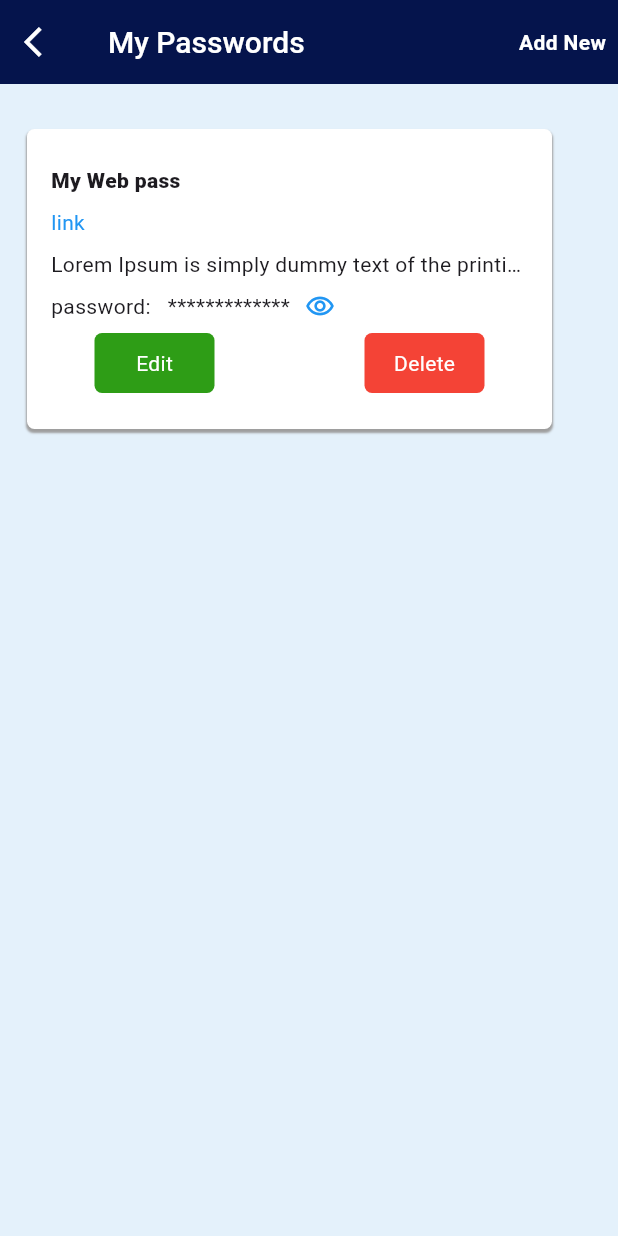
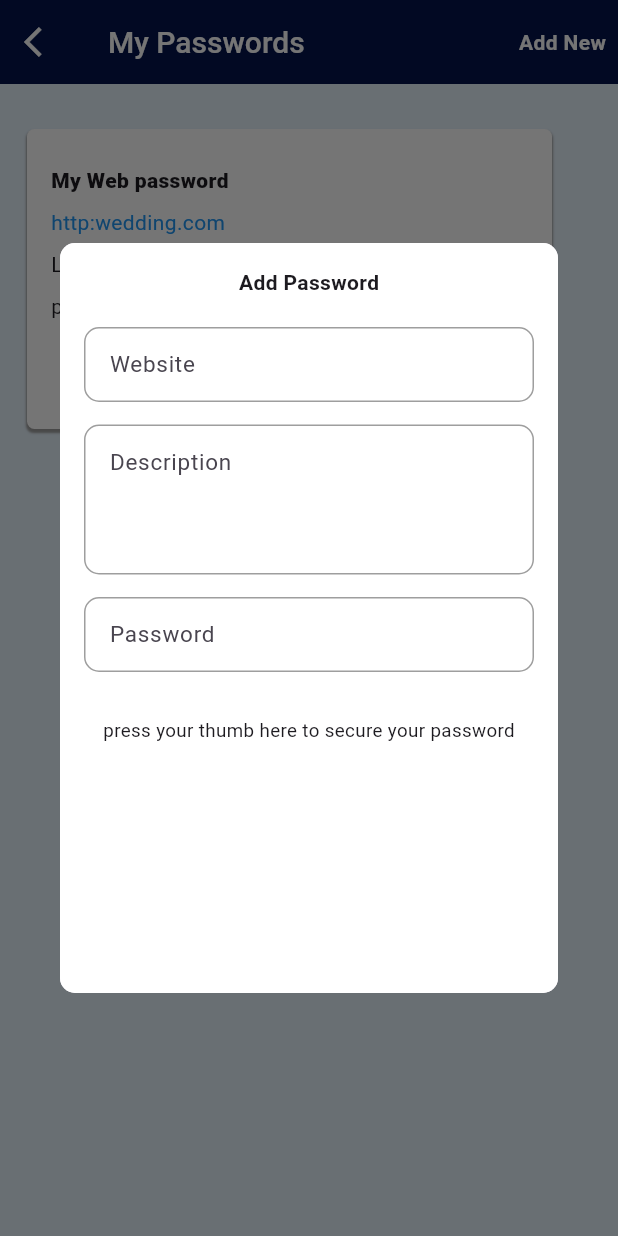
Before and after one commit to AthiraaAthi/project_way, a Flutter app: the PasswordsScreen screen opened directly, after a tap on "Add New", on a phone screen of 412 x 824 dp. Run offline on Flutter 3.47's test engine with Material 3 defaults, Android fonts, the phone set to English and light mode, and no system bars; our stand-ins replace carousel_slider, pinput, table_calendar.

Commit message:
almost complted the add password dialog box

```diff
--- a/lib/view/passwords_screen/password_widget.dart
+++ b/lib/view/passwords_screen/password_widget.dart
@@ -1,10 +1,120 @@
 import 'package:flutter/material.dart';
+import 'package:project_way/utils/color_constant/color_constant.dart';
 
 class PasswordWidget extends StatelessWidget {
-  const PasswordWidget({super.key});
+  const PasswordWidget(
+      {super.key,
+      required this.title,
+      required this.link,
+      required this.content,
+      required this.pass,
+      this.onEditTap,
+      this.onDeleteTap});
+  final String title;
+  final String link;
+  final String content;
+  final String pass;
+  final void Function()? onEditTap;
+  final void Function()? onDeleteTap;
 
   @override
   Widget build(BuildContext context) {
-    return const Placeholder();
+    return Container(
+      height: 200,
+      width: 350,
+      decoration: BoxDecoration(
+          color: Colors.white,
+          borderRadius: BorderRadius.circular(5),
+          boxShadow: [
+            BoxShadow(
+                color: Colors.grey,
+                blurRadius: 0.5,
+                offset: Offset(0, 2),
+                spreadRadius: 0.1)
+          ]),
+      child: Padding(
+        padding: const EdgeInsets.all(16),
+        child: Column(
+          mainAxisAlignment: MainAxisAlignment.spaceEvenly,
+          crossAxisAlignment: CrossAxisAlignment.start,
+          children: [
+            Text(
+              title,
+              style: TextStyle(fontWeight: FontWeight.w800),
+            ),
+            Text(
+              link,
+              style: TextStyle(fontWeight: FontWeight.w400, color: Colors.blue),
+            ),
+            Text(
+              content,
+              maxLines: 1,
+              overflow: TextOverflow.ellipsis,
+              style: TextStyle(
+                fontWeight: FontWeight.w400,
+              ),
+            ),
+            Row(
+              children: [
+                Text(
+                  pass,
+                  style: TextStyle(
+                    fontWeight: FontWeight.w400,
+                  ),
+                ),
+                SizedBox(
+                  width: 10,
+                ),
+                Icon(
+                  Icons.remove_red_eye_outlined,
+                  size: 20,
+                  color: Colors.blue,
+                )
+              ],
+            ),
+            Row(
+              mainAxisAlignment: MainAxisAlignment.center,
+              children: [
+                InkWell(
+                  onTap: onEditTap,
+                  child: Container(
+                    height: 40,
+                    width: 80,
+                    decoration: BoxDecoration(
+                        color: ColorConstant.defGreen,
+                        borderRadius: BorderRadius.circular(5)),
+                    child: Center(
+                      child: Text(
+                        "Edit",
+                        style: TextStyle(color: Colors.white),
+                      ),
+                    ),
+                  ),
+                ),
+                SizedBox(
+                  width: 100,
+                ),
+                InkWell(
+                  onTap: onDeleteTap,
+                  child: Container(
+                    height: 40,
+                    width: 80,
+                    decoration: BoxDecoration(
+                        color: Colors.red,
+                        borderRadius: BorderRadius.circular(5)),
+                    child: Center(
+                      child: Text(
+                        "Delete",
+                        style: TextStyle(color: Colors.white),
+                      ),
+                    ),
+                  ),
+                ),
+              ],
+            )
+          ],
+        ),
+      ),
+    );
   }
 }
--- a/lib/view/passwords_screen/passwords_screen.dart
+++ b/lib/view/passwords_screen/passwords_screen.dart
@@ -1,5 +1,7 @@
 import 'package:flutter/material.dart';
+import 'package:flutter/widgets.dart';
 import 'package:project_way/utils/color_constant/color_constant.dart';
+import 'package:project_way/view/passwords_screen/password_widget.dart';
 
 class PasswordsScreen extends StatelessWidget {
   const PasswordsScreen({super.key});
@@ -28,7 +30,97 @@ class PasswordsScreen extends StatelessWidget {
           Padding(
             padding: const EdgeInsets.all(8.0),
             child: InkWell(
-              onTap: () {},
+              onTap: () {
+                showDialog(
+                  context: context,
+                  builder: (context) {
+                    return Dialog(
+                      shape: RoundedRectangleBorder(
+                        borderRadius: BorderRadius.circular(10),
+                      ),
+                      child: Container(
+                          height: 500,
+                          width: 400,
+                          decoration: BoxDecoration(
+                            color: Colors.white,
+                            borderRadius: BorderRadius.circular(10),
+                          ),
+                          child: Padding(
+                            padding: const EdgeInsets.all(16),
+                            child: Column(
+                              children: [
+                                Text(
+                                  "Add Password",
+                                  style: TextStyle(fontWeight: FontWeight.w700),
+                                ),
+                                SizedBox(
+                                  height: 20,
+                                ),
+                                Container(
+                                  height: 50,
+                                  width: 300,
+                                  decoration: BoxDecoration(
+                                      border: Border.all(color: Colors.grey),
+                                      borderRadius: BorderRadius.circular(10)),
+                                  child: TextField(
+                                    decoration: InputDecoration(
+                                        contentPadding: EdgeInsets.symmetric(
+                                            horizontal: 16.0, vertical: 12.0),
+                                        border: InputBorder.none,
+                                        hintText: "Website",
+                                        hintStyle: TextStyle(fontSize: 15)),
+                                  ),
+                                ),
+                                SizedBox(
+                                  height: 15,
+                                ),
+                                Container(
+                                  height: 100,
+                                  width: 300,
+                                  decoration: BoxDecoration(
+                                      border: Border.all(color: Colors.grey),
+                                      borderRadius: BorderRadius.circular(10)),
+                                  child: TextField(
+                                    decoration: InputDecoration(
+                                        contentPadding: EdgeInsets.symmetric(
+                                            horizontal: 16.0, vertical: 12.0),
+                                        border: InputBorder.none,
+                                        hintText: "Description",
+                                        hintStyle: TextStyle(fontSize: 15)),
+                                  ),
+                                ),
+                                SizedBox(
+                                  height: 15,
+                                ),
+                                Container(
+                                  height: 50,
+                                  width: 300,
+                                  decoration: BoxDecoration(
+                                      border: Border.all(color: Colors.grey),
+                                      borderRadius: BorderRadius.circular(10)),
+                                  child: TextField(
+                                    decoration: InputDecoration(
+                                        contentPadding: EdgeInsets.symmetric(
+                                            horizontal: 16.0, vertical: 12.0),
+                                        border: InputBorder.none,
+                                        hintText: "Password",
+                                        hintStyle: TextStyle(fontSize: 15)),
+                                  ),
+                                ),
+                                SizedBox(
+                                  height: 30,
+                                ),
+                                Text(
+                                  "press your thumb here to secure your password",
+                                  style: TextStyle(fontSize: 12.5),
+                                ),
+                              ],
+                            ),
+                          )),
+                    );
+                  },
+                );
+              },
               child: Text(
                 "Add New",
                 style:
@@ -46,98 +138,14 @@ class PasswordsScreen extends StatelessWidget {
         ),
         child: Column(
           children: [
-            Container(
-              height: 200,
-              width: 350,
-              decoration: BoxDecoration(
-                  color: Colors.white,
-                  borderRadius: BorderRadius.circular(5),
-                  boxShadow: [
-                    BoxShadow(
-                        color: Colors.grey,
-                        blurRadius: 0.5,
-                        offset: Offset(0, 2),
-                        spreadRadius: 0.1)
-                  ]),
-              child: Padding(
-                padding: const EdgeInsets.all(16),
-                child: Column(
-                  mainAxisAlignment: MainAxisAlignment.spaceEvenly,
-                  crossAxisAlignment: CrossAxisAlignment.start,
-                  children: [
-                    Text(
-                      "My Web pass",
-                      style: TextStyle(fontWeight: FontWeight.w800),
-                    ),
-                    Text(
-                      "link",
-                      style: TextStyle(
-                          fontWeight: FontWeight.w400, color: Colors.blue),
-                    ),
-                    Text(
-                      "Lorem Ipsum is simply dummy text of the printing and typesetting industry.",
-                      maxLines: 1,
-                      overflow: TextOverflow.ellipsis,
-                      style: TextStyle(
-                        fontWeight: FontWeight.w400,
-                      ),
-                    ),
-                    Row(
-                      children: [
-                        Text(
-                          "password:   *************",
-                          style: TextStyle(
-                            fontWeight: FontWeight.w400,
-                          ),
-                        ),
-                        SizedBox(
-                          width: 10,
-                        ),
-                        Icon(
-                          Icons.remove_red_eye_outlined,
-                          size: 20,
-                          color: Colors.blue,
-                        )
-                      ],
-                    ),
-                    Row(
-                      mainAxisAlignment: MainAxisAlignment.center,
-                      children: [
-                        Container(
-                          height: 40,
-                          width: 80,
-                          decoration: BoxDecoration(
-                              color: ColorConstant.defGreen,
-                              borderRadius: BorderRadius.circular(5)),
-                          child: Center(
-                            child: Text(
-                              "Edit",
-                              style: TextStyle(color: Colors.white),
-                            ),
-                          ),
-                        ),
-                        SizedBox(
-                          width: 100,
-                        ),
-                        Container(
-                          height: 40,
-                          width: 80,
-                          decoration: BoxDecoration(
-                              color: Colors.red,
-                              borderRadius: BorderRadius.circular(5)),
-                          child: Center(
-                            child: Text(
-                              "Delete",
-                              style: TextStyle(color: Colors.white),
-                            ),
-                          ),
-                        ),
-                      ],
-                    )
-                  ],
-                ),
-              ),
-            )
+            PasswordWidget(
+                onDeleteTap: () {},
+                onEditTap: () {},
+                title: "My Web password",
+                link: "http:wedding.com",
+                content:
+                    "Lorem Ipsum is simply dummy text of the printing and typesetting industry.",
+                pass: "password:   *************")
           ],
         ),
       ),
```
